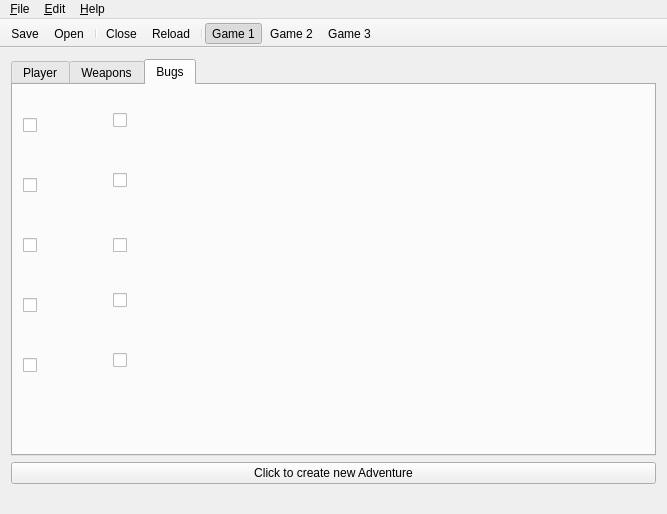
Antidote/skyward-sword-save-editor, file save editor/SS_SaveEditor/forms/mainwindow.ui: the form before one commit.
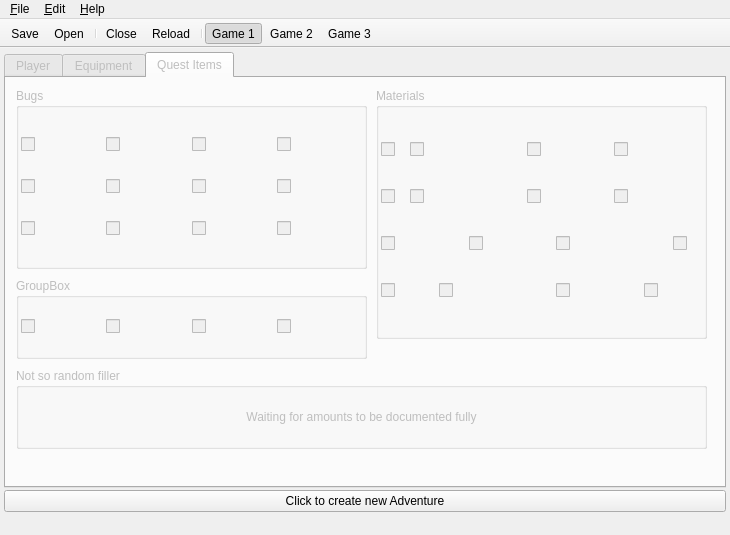
The form after the commit. The open tabs and pages were chosen to show the change. Icons and pictures are not drawn.

Commit message: * Finished weapons, they should all work now, minus the mitts and the harp (Those don't qualify as weapons).

```diff
--- a/save editor/SS_SaveEditor/forms/mainwindow.ui
+++ b/save editor/SS_SaveEditor/forms/mainwindow.ui
@@ -9,20 +9,20 @@
    <rect>
     <x>0</x>
     <y>0</y>
-    <width>667</width>
-    <height>514</height>
+    <width>730</width>
+    <height>535</height>
    </rect>
   </property>
   <property name="minimumSize">
    <size>
-    <width>667</width>
-    <height>514</height>
+    <width>730</width>
+    <height>535</height>
    </size>
   </property>
   <property name="maximumSize">
    <size>
-    <width>667</width>
-    <height>514</height>
+    <width>730</width>
+    <height>535</height>
    </size>
   </property>
   <property name="acceptDrops">
@@ -51,6 +51,15 @@
     <property name="sizeConstraint">
      <enum>QLayout::SetNoConstraint</enum>
     </property>
+    <property name="horizontalSpacing">
+     <number>0</number>
+    </property>
+    <property name="verticalSpacing">
+     <number>2</number>
+    </property>
+    <property name="margin">
+     <number>4</number>
+    </property>
     <item row="1" column="0">
      <widget class="QPushButton" name="createDeleteGameBtn">
       <property name="text">
@@ -61,7 +70,7 @@
     <item row="0" column="0">
      <widget class="QTabWidget" name="tabWidget">
       <property name="enabled">
-       <bool>true</bool>
+       <bool>false</bool>
       </property>
       <property name="sizePolicy">
        <sizepolicy hsizetype="Preferred" vsizetype="Preferred">
@@ -774,7 +783,7 @@
       </widget>
       <widget class="QWidget" name="weaponsTab">
        <attribute name="title">
-        <string>Weapons</string>
+        <string>Equipment</string>
        </attribute>
        <layout class="QGridLayout" name="gridLayout_9">
         <property name="margin">
@@ -1255,213 +1264,549 @@
       </widget>
       <widget class="QWidget" name="insectTab">
        <attribute name="title">
-        <string>Bugs</string>
+        <string>Quest Items</string>
        </attribute>
-       <widget class="QCheckBox" name="butterflyChkBox">
+       <widget class="QGroupBox" name="groupBox">
         <property name="geometry">
          <rect>
           <x>10</x>
-          <y>250</y>
-          <width>81</width>
-          <height>61</height>
+          <y>10</y>
+          <width>351</width>
+          <height>181</height>
          </rect>
         </property>
-        <property name="icon">
-         <iconset resource="../resources/resources.qrc">
-          <normaloff>:/bugs/BlessedButterfly</normaloff>:/bugs/BlessedButterfly</iconset>
+        <property name="title">
+         <string>Bugs</string>
         </property>
-        <property name="iconSize">
-         <size>
-          <width>64</width>
-          <height>64</height>
-         </size>
-        </property>
+        <layout class="QGridLayout" name="gridLayout_11">
+         <property name="margin">
+          <number>2</number>
+         </property>
+         <property name="spacing">
+          <number>0</number>
+         </property>
+         <item row="0" column="0">
+          <widget class="QCheckBox" name="checkBox_7">
+           <property name="icon">
+            <iconset resource="../resources/resources.qrc">
+             <normaloff>:/bugs/DekuHornet</normaloff>:/bugs/DekuHornet</iconset>
+           </property>
+           <property name="iconSize">
+            <size>
+             <width>64</width>
+             <height>64</height>
+            </size>
+           </property>
+          </widget>
+         </item>
+         <item row="0" column="1">
+          <widget class="QCheckBox" name="butterflyChkBox">
+           <property name="icon">
+            <iconset resource="../resources/resources.qrc">
+             <normaloff>:/bugs/BlessedButterfly</normaloff>:/bugs/BlessedButterfly</iconset>
+           </property>
+           <property name="iconSize">
+            <size>
+             <width>64</width>
+             <height>64</height>
+            </size>
+           </property>
+          </widget>
+         </item>
+         <item row="0" column="2">
+          <widget class="QCheckBox" name="checkBox_3">
+           <property name="icon">
+            <iconset resource="../resources/resources.qrc">
+             <normaloff>:/bugs/GerudoDragonfly</normaloff>:/bugs/GerudoDragonfly</iconset>
+           </property>
+           <property name="iconSize">
+            <size>
+             <width>64</width>
+             <height>64</height>
+            </size>
+           </property>
+          </widget>
+         </item>
+         <item row="0" column="3">
+          <widget class="QCheckBox" name="starryFireflyChkBox">
+           <property name="icon">
+            <iconset resource="../resources/resources.qrc">
+             <normaloff>:/bugs/StarryFirefly</normaloff>:/bugs/StarryFirefly</iconset>
+           </property>
+           <property name="iconSize">
+            <size>
+             <width>64</width>
+             <height>64</height>
+            </size>
+           </property>
+          </widget>
+         </item>
+         <item row="1" column="0">
+          <widget class="QCheckBox" name="rhinoBeetleChkBox">
+           <property name="icon">
+            <iconset resource="../resources/resources.qrc">
+             <normaloff>:/bugs/WoodlandRhinoBeetle</normaloff>:/bugs/WoodlandRhinoBeetle</iconset>
+           </property>
+           <property name="iconSize">
+            <size>
+             <width>64</width>
+             <height>64</height>
+            </size>
+           </property>
+          </widget>
+         </item>
+         <item row="1" column="1">
+          <widget class="QCheckBox" name="ladybugChkBox">
+           <property name="icon">
+            <iconset resource="../resources/resources.qrc">
+             <normaloff>:/bugs/VolcanicLadyBug</normaloff>:/bugs/VolcanicLadyBug</iconset>
+           </property>
+           <property name="iconSize">
+            <size>
+             <width>64</width>
+             <height>64</height>
+            </size>
+           </property>
+          </widget>
+         </item>
+         <item row="1" column="2">
+          <widget class="QCheckBox" name="sandCicadaChkBox">
+           <property name="icon">
+            <iconset resource="../resources/resources.qrc">
+             <normaloff>:/bugs/SandCicada</normaloff>:/bugs/SandCicada</iconset>
+           </property>
+           <property name="iconSize">
+            <size>
+             <width>64</width>
+             <height>64</height>
+            </size>
+           </property>
+          </widget>
+         </item>
+         <item row="1" column="3">
+          <widget class="QCheckBox" name="checkBox_4">
+           <property name="icon">
+            <iconset resource="../resources/resources.qrc">
+             <normaloff>:/bugs/SkyStagBeetle</normaloff>:/bugs/SkyStagBeetle</iconset>
+           </property>
+           <property name="iconSize">
+            <size>
+             <width>64</width>
+             <height>64</height>
+            </size>
+           </property>
+          </widget>
+         </item>
+         <item row="2" column="0">
+          <widget class="QCheckBox" name="grassHopperChkBox">
+           <property name="text">
+            <string/>
+           </property>
+           <property name="icon">
+            <iconset resource="../resources/resources.qrc">
+             <normaloff>:/bugs/FaronGrasshopper</normaloff>:/bugs/FaronGrasshopper</iconset>
+           </property>
+           <property name="iconSize">
+            <size>
+             <width>64</width>
+             <height>64</height>
+            </size>
+           </property>
+          </widget>
+         </item>
+         <item row="2" column="1">
+          <widget class="QCheckBox" name="mantisChkBox">
+           <property name="icon">
+            <iconset resource="../resources/resources.qrc">
+             <normaloff>:/bugs/LoftMantis</normaloff>:/bugs/LoftMantis</iconset>
+           </property>
+           <property name="iconSize">
+            <size>
+             <width>64</width>
+             <height>64</height>
+            </size>
+           </property>
+          </widget>
+         </item>
+         <item row="2" column="2">
+          <widget class="QCheckBox" name="checkBox_6">
+           <property name="icon">
+            <iconset resource="../resources/resources.qrc">
+             <normaloff>:/bugs/LanayruAnt</normaloff>:/bugs/LanayruAnt</iconset>
+           </property>
+           <property name="iconSize">
+            <size>
+             <width>64</width>
+             <height>64</height>
+            </size>
+           </property>
+          </widget>
+         </item>
+         <item row="2" column="3">
+          <widget class="QCheckBox" name="checkBox_5">
+           <property name="text">
+            <string/>
+           </property>
+           <property name="icon">
+            <iconset resource="../resources/resources.qrc">
+             <normaloff>:/bugs/EldinRoller</normaloff>:/bugs/EldinRoller</iconset>
+           </property>
+           <property name="iconSize">
+            <size>
+             <width>64</width>
+             <height>64</height>
+            </size>
+           </property>
+          </widget>
+         </item>
+        </layout>
        </widget>
-       <widget class="QCheckBox" name="mantisChkBox">
+       <widget class="QGroupBox" name="groupBox_2">
         <property name="geometry">
          <rect>
-          <x>10</x>
-          <y>130</y>
-          <width>81</width>
-          <height>61</height>
-         </rect>
-        </property>
-        <property name="icon">
-         <iconset resource="../resources/resources.qrc">
-          <normaloff>:/bugs/LoftMantis</normaloff>:/bugs/LoftMantis</iconset>
-        </property>
-        <property name="iconSize">
-         <size>
-          <width>64</width>
-          <height>64</height>
-         </size>
-        </property>
-       </widget>
-       <widget class="QCheckBox" name="grassHopperChkBox">
-        <property name="geometry">
-         <rect>
-          <x>10</x>
+          <x>370</x>
           <y>10</y>
-          <width>81</width>
-          <height>61</height>
+          <width>331</width>
+          <height>251</height>
          </rect>
         </property>
-        <property name="text">
-         <string/>
+        <property name="title">
+         <string>Materials</string>
         </property>
-        <property name="icon">
-         <iconset resource="../resources/resources.qrc">
-          <normaloff>:/bugs/FaronGrasshopper</normaloff>:/bugs/FaronGrasshopper</iconset>
-        </property>
-        <property name="iconSize">
-         <size>
-          <width>64</width>
-          <height>64</height>
-         </size>
-        </property>
+        <layout class="QGridLayout" name="gridLayout_12">
+         <property name="margin">
+          <number>2</number>
+         </property>
+         <property name="spacing">
+          <number>0</number>
+         </property>
+         <item row="0" column="0">
+          <widget class="QCheckBox" name="hornetLarvaeChkBox">
+           <property name="icon">
+            <iconset resource="../resources/resources.qrc">
+             <normaloff>:/materials/DekuHornetLarvae</normaloff>:/materials/DekuHornetLarvae</iconset>
+           </property>
+           <property name="iconSize">
+            <size>
+             <width>64</width>
+             <height>64</height>
+            </size>
+           </property>
+          </widget>
+         </item>
+         <item row="0" column="1" colspan="4">
+          <widget class="QCheckBox" name="birdFeatherChkBox">
+           <property name="icon">
+            <iconset resource="../resources/resources.qrc">
+             <normaloff>:/materials/BirdFeather</normaloff>:/materials/BirdFeather</iconset>
+           </property>
+           <property name="iconSize">
+            <size>
+             <width>64</width>
+             <height>64</height>
+            </size>
+           </property>
+          </widget>
+         </item>
+         <item row="0" column="5" colspan="3">
+          <widget class="QCheckBox" name="tumbleWeedChkBox">
+           <property name="icon">
+            <iconset resource="../resources/resources.qrc">
+             <normaloff>:/materials/TumbleWeed</normaloff>:/materials/TumbleWeed</iconset>
+           </property>
+           <property name="iconSize">
+            <size>
+             <width>64</width>
+             <height>64</height>
+            </size>
+           </property>
+          </widget>
+         </item>
+         <item row="0" column="8" colspan="3">
+          <widget class="QCheckBox" name="lizardTailChkBox">
+           <property name="icon">
+            <iconset resource="../resources/resources.qrc">
+             <normaloff>:/materials/LizardTail</normaloff>:/materials/LizardTail</iconset>
+           </property>
+           <property name="iconSize">
+            <size>
+             <width>64</width>
+             <height>64</height>
+            </size>
+           </property>
+          </widget>
+         </item>
+         <item row="1" column="0">
+          <widget class="QCheckBox" name="eldinOreChkBox">
+           <property name="icon">
+            <iconset resource="../resources/resources.qrc">
+             <normaloff>:/materials/EldinOre</normaloff>:/materials/EldinOre</iconset>
+           </property>
+           <property name="iconSize">
+            <size>
+             <width>64</width>
+             <height>64</height>
+            </size>
+           </property>
+          </widget>
+         </item>
+         <item row="1" column="1" colspan="4">
+          <widget class="QCheckBox" name="ancientFlowerChkBox">
+           <property name="icon">
+            <iconset resource="../resources/resources.qrc">
+             <normaloff>:/materials/AncientFlower</normaloff>:/materials/AncientFlower</iconset>
+           </property>
+           <property name="iconSize">
+            <size>
+             <width>64</width>
+             <height>64</height>
+            </size>
+           </property>
+          </widget>
+         </item>
+         <item row="1" column="5" colspan="3">
+          <widget class="QCheckBox" name="amberRelicChkBox">
+           <property name="icon">
+            <iconset resource="../resources/resources.qrc">
+             <normaloff>:/materials/AmberRelic</normaloff>:/materials/AmberRelic</iconset>
+           </property>
+           <property name="iconSize">
+            <size>
+             <width>64</width>
+             <height>64</height>
+            </size>
+           </property>
+          </widget>
+         </item>
+         <item row="1" column="8" colspan="3">
+          <widget class="QCheckBox" name="duskRelicChkBox">
+           <property name="icon">
+            <iconset resource="../resources/resources.qrc">
+             <normaloff>:/materials/DuskRelic</normaloff>:/materials/DuskRelic</iconset>
+           </property>
+           <property name="iconSize">
+            <size>
+             <width>64</width>
+             <height>64</height>
+            </size>
+           </property>
+          </widget>
+         </item>
+         <item row="2" column="0" colspan="3">
+          <widget class="QCheckBox" name="jellyBlobChkBox">
+           <property name="icon">
+            <iconset resource="../resources/resources.qrc">
+             <normaloff>:/materials/JellyBlob</normaloff>:/materials/JellyBlob</iconset>
+           </property>
+           <property name="iconSize">
+            <size>
+             <width>64</width>
+             <height>64</height>
+            </size>
+           </property>
+          </widget>
+         </item>
+         <item row="2" column="10">
+          <widget class="QCheckBox" name="ornamentalSkullChkBox">
+           <property name="icon">
+            <iconset resource="../resources/resources.qrc">
+             <normaloff>:/materials/OrnamentalSkull</normaloff>:/materials/OrnamentalSkull</iconset>
+           </property>
+           <property name="iconSize">
+            <size>
+             <width>64</width>
+             <height>64</height>
+            </size>
+           </property>
+          </widget>
+         </item>
+         <item row="3" column="0" colspan="2">
+          <widget class="QCheckBox" name="evilCrystalChkBox">
+           <property name="icon">
+            <iconset resource="../resources/resources.qrc">
+             <normaloff>:/materials/EvilCrystal</normaloff>:/materials/EvilCrystal</iconset>
+           </property>
+           <property name="iconSize">
+            <size>
+             <width>64</width>
+             <height>64</height>
+            </size>
+           </property>
+          </widget>
+         </item>
+         <item row="3" column="2" colspan="4">
+          <widget class="QCheckBox" name="blueBirdFeatherChkBox">
+           <property name="icon">
+            <iconset resource="../resources/resources.qrc">
+             <normaloff>:/materials/BlueBirdFeather</normaloff>:/materials/BlueBirdFeather</iconset>
+           </property>
+           <property name="iconSize">
+            <size>
+             <width>64</width>
+             <height>64</height>
+            </size>
+           </property>
+          </widget>
+         </item>
+         <item row="3" column="6" colspan="3">
+          <widget class="QCheckBox" name="goldenSkullChkBox">
+           <property name="icon">
+            <iconset resource="../resources/resources.qrc">
+             <normaloff>:/materials/GoldenSkull</normaloff>:/materials/GoldenSkull</iconset>
+           </property>
+           <property name="iconSize">
+            <size>
+             <width>64</width>
+             <height>64</height>
+            </size>
+           </property>
+          </widget>
+         </item>
+         <item row="3" column="9" colspan="2">
+          <widget class="QCheckBox" name="goddessPlumeChkBox">
+           <property name="icon">
+            <iconset resource="../resources/resources.qrc">
+             <normaloff>:/materials/GoddessPlume</normaloff>:/materials/GoddessPlume</iconset>
+           </property>
+           <property name="iconSize">
+            <size>
+             <width>64</width>
+             <height>64</height>
+            </size>
+           </property>
+          </widget>
+         </item>
+         <item row="2" column="3">
+          <widget class="QCheckBox" name="monsterClawChkBox">
+           <property name="icon">
+            <iconset resource="../resources/resources.qrc">
+             <normaloff>:/materials/MonsterClaw</normaloff>:/materials/MonsterClaw</iconset>
+           </property>
+           <property name="iconSize">
+            <size>
+             <width>64</width>
+             <height>64</height>
+            </size>
+           </property>
+          </widget>
+         </item>
+         <item row="2" column="6">
+          <widget class="QCheckBox" name="monsterHornChkBox">
+           <property name="icon">
+            <iconset resource="../resources/resources.qrc">
+             <normaloff>:/materials/MonsterHorn</normaloff>:/materials/MonsterHorn</iconset>
+           </property>
+           <property name="iconSize">
+            <size>
+             <width>64</width>
+             <height>64</height>
+            </size>
+           </property>
+          </widget>
+         </item>
+        </layout>
        </widget>
-       <widget class="QCheckBox" name="ladybugChkBox">
+       <widget class="QGroupBox" name="groupBox_3">
         <property name="geometry">
          <rect>
           <x>10</x>
-          <y>190</y>
-          <width>81</width>
-          <height>61</height>
+          <y>200</y>
+          <width>351</width>
+          <height>81</height>
          </rect>
         </property>
-        <property name="icon">
-         <iconset resource="../resources/resources.qrc">
-          <normaloff>:/bugs/VolcanicLadyBug</normaloff>:/bugs/VolcanicLadyBug</iconset>
+        <property name="title">
+         <string>GroupBox</string>
         </property>
-        <property name="iconSize">
-         <size>
-          <width>64</width>
-          <height>64</height>
-         </size>
-        </property>
+        <layout class="QGridLayout" name="gridLayout_13">
+         <property name="margin">
+          <number>2</number>
+         </property>
+         <property name="spacing">
+          <number>0</number>
+         </property>
+         <item row="0" column="0">
+          <widget class="QCheckBox" name="letterChkBox">
+           <property name="icon">
+            <iconset resource="../resources/resources.qrc">
+             <normaloff>:/questItems/Letter</normaloff>:/questItems/Letter</iconset>
+           </property>
+           <property name="iconSize">
+            <size>
+             <width>64</width>
+             <height>64</height>
+            </size>
+           </property>
+          </widget>
+         </item>
+         <item row="0" column="1">
+          <widget class="QCheckBox" name="bugCageChkBox">
+           <property name="icon">
+            <iconset resource="../resources/resources.qrc">
+             <normaloff>:/questItems/BugCage</normaloff>:/questItems/BugCage</iconset>
+           </property>
+           <property name="iconSize">
+            <size>
+             <width>64</width>
+             <height>64</height>
+            </size>
+           </property>
+          </widget>
+         </item>
+         <item row="0" column="2">
+          <widget class="QCheckBox" name="rattleChkBox">
+           <property name="icon">
+            <iconset resource="../resources/resources.qrc">
+             <normaloff>:/questItems/Rattle</normaloff>:/questItems/Rattle</iconset>
+           </property>
+           <property name="iconSize">
+            <size>
+             <width>64</width>
+             <height>64</height>
+            </size>
+           </property>
+          </widget>
+         </item>
+         <item row="0" column="3">
+          <widget class="QCheckBox" name="gratitudeCrystalChkBox">
+           <property name="icon">
+            <iconset resource="../resources/resources.qrc">
+             <normaloff>:/questItems/GratitudeCrystal</normaloff>:/questItems/GratitudeCrystal</iconset>
+           </property>
+           <property name="iconSize">
+            <size>
+             <width>64</width>
+             <height>64</height>
+            </size>
+           </property>
+          </widget>
+         </item>
+        </layout>
        </widget>
-       <widget class="QCheckBox" name="rhinoBeetleChkBox">
+       <widget class="QGroupBox" name="groupBox_4">
         <property name="geometry">
          <rect>
           <x>10</x>
-          <y>70</y>
-          <width>81</width>
-          <height>61</height>
+          <y>290</y>
+          <width>691</width>
+          <height>81</height>
          </rect>
         </property>
-        <property name="icon">
-         <iconset resource="../resources/resources.qrc">
-          <normaloff>:/bugs/WoodlandRhinoBeetle</normaloff>:/bugs/WoodlandRhinoBeetle</iconset>
+        <property name="title">
+         <string>Not so random filler</string>
         </property>
-        <property name="iconSize">
-         <size>
-          <width>64</width>
-          <height>64</height>
-         </size>
-        </property>
-       </widget>
-       <widget class="QCheckBox" name="checkBox_3">
-        <property name="geometry">
-         <rect>
-          <x>100</x>
-          <y>10</y>
-          <width>91</width>
-          <height>51</height>
-         </rect>
-        </property>
-        <property name="icon">
-         <iconset resource="../resources/resources.qrc">
-          <normaloff>:/bugs/GerudoDragonfly</normaloff>:/bugs/GerudoDragonfly</iconset>
-        </property>
-        <property name="iconSize">
-         <size>
-          <width>64</width>
-          <height>64</height>
-         </size>
-        </property>
-       </widget>
-       <widget class="QCheckBox" name="checkBox_4">
-        <property name="geometry">
-         <rect>
-          <x>100</x>
-          <y>70</y>
-          <width>91</width>
-          <height>51</height>
-         </rect>
-        </property>
-        <property name="icon">
-         <iconset resource="../resources/resources.qrc">
-          <normaloff>:/bugs/SkyStagBeetle</normaloff>:/bugs/SkyStagBeetle</iconset>
-        </property>
-        <property name="iconSize">
-         <size>
-          <width>64</width>
-          <height>64</height>
-         </size>
-        </property>
-       </widget>
-       <widget class="QCheckBox" name="checkBox_5">
-        <property name="geometry">
-         <rect>
-          <x>100</x>
-          <y>130</y>
-          <width>91</width>
-          <height>61</height>
-         </rect>
-        </property>
-        <property name="text">
-         <string/>
-        </property>
-        <property name="icon">
-         <iconset resource="../resources/resources.qrc">
-          <normaloff>:/bugs/EldinRoller</normaloff>:/bugs/EldinRoller</iconset>
-        </property>
-        <property name="iconSize">
-         <size>
-          <width>64</width>
-          <height>64</height>
-         </size>
-        </property>
-       </widget>
-       <widget class="QCheckBox" name="checkBox_6">
-        <property name="geometry">
-         <rect>
-          <x>100</x>
-          <y>190</y>
-          <width>91</width>
-          <height>51</height>
-         </rect>
-        </property>
-        <property name="icon">
-         <iconset resource="../resources/resources.qrc">
-          <normaloff>:/bugs/LanayruAnt</normaloff>:/bugs/LanayruAnt</iconset>
-        </property>
-        <property name="iconSize">
-         <size>
-          <width>64</width>
-          <height>64</height>
-         </size>
-        </property>
-       </widget>
-       <widget class="QCheckBox" name="checkBox_7">
-        <property name="geometry">
-         <rect>
-          <x>100</x>
-          <y>250</y>
-          <width>91</width>
-          <height>51</height>
-         </rect>
-        </property>
-        <property name="icon">
-         <iconset resource="../resources/resources.qrc">
-          <normaloff>:/bugs/DekuHornet</normaloff>:/bugs/DekuHornet</iconset>
-        </property>
-        <property name="iconSize">
-         <size>
-          <width>64</width>
-          <height>64</height>
-         </size>
-        </property>
+        <layout class="QGridLayout" name="gridLayout_14">
+         <item row="0" column="0">
+          <widget class="QLabel" name="label_3">
+           <property name="text">
+            <string>Waiting for amounts to be documented fully</string>
+           </property>
+           <property name="alignment">
+            <set>Qt::AlignCenter</set>
+           </property>
+          </widget>
+         </item>
+        </layout>
        </widget>
       </widget>
      </widget>
@@ -1473,7 +1818,7 @@
     <rect>
      <x>0</x>
      <y>0</y>
-     <width>667</width>
+     <width>730</width>
      <height>21</height>
     </rect>
    </property>
```
Left out of the diff: 98 changed lines with no effect on the pictures. The commit also changes 12 other files.
